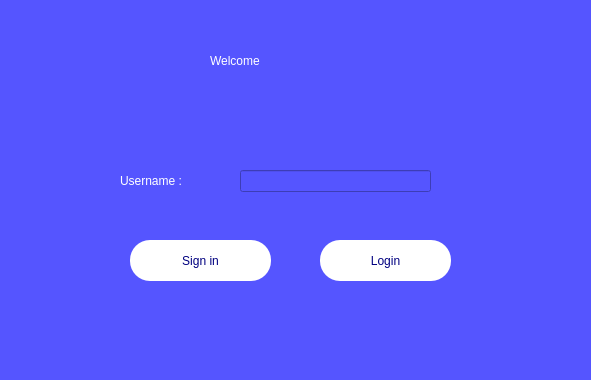
This is Ui/welcomescreen.ui in omarfaruk305/Flashcards as Qt 5 draws it before an edit. The edited form follows.
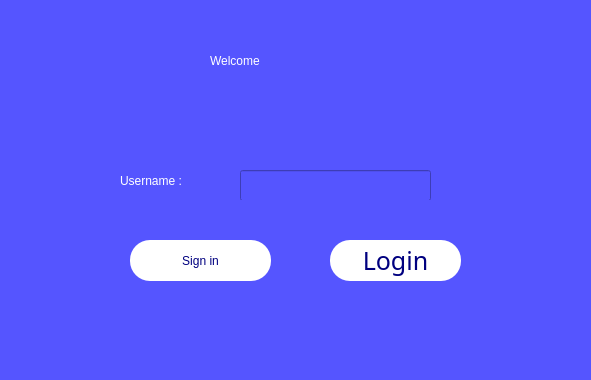
This is the edited form.

What changed in the file:
```diff
--- a/Ui/welcomescreen.ui
+++ b/Ui/welcomescreen.ui
@@ -78,12 +78,21 @@
     <widget class="QPushButton" name="login_button">
      <property name="geometry">
       <rect>
-       <x>340</x>
+       <x>350</x>
        <y>250</y>
        <width>131</width>
        <height>41</height>
       </rect>
      </property>
+     <property name="font">
+      <font>
+       <family>Berlin Sans FB</family>
+       <pointsize>19</pointsize>
+       <weight>50</weight>
+       <italic>false</italic>
+       <bold>false</bold>
+      </font>
+     </property>
      <property name="styleSheet">
       <string notr="true">font: 25pt &quot;Berlin Sans FB&quot;;
 background-color: rgb(255, 255, 255);
@@ -119,7 +128,7 @@
        <x>260</x>
        <y>180</y>
        <width>191</width>
-       <height>22</height>
+       <height>31</height>
       </rect>
      </property>
      <property name="styleSheet">
@@ -132,7 +141,7 @@
       <rect>
        <x>260</x>
        <y>210</y>
-       <width>151</width>
+       <width>311</width>
        <height>16</height>
       </rect>
      </property>
```
Left out of the diff: 4 changed lines with no effect on the pictures.
